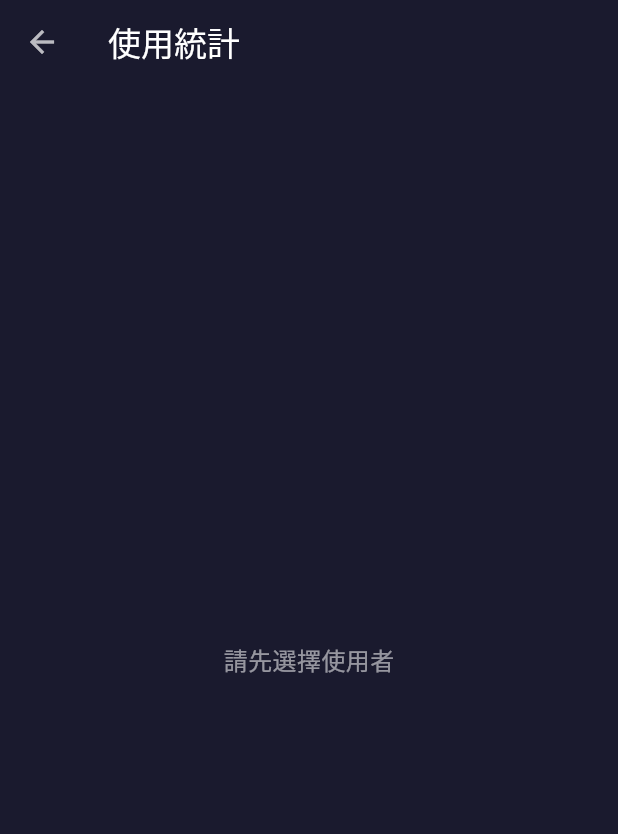
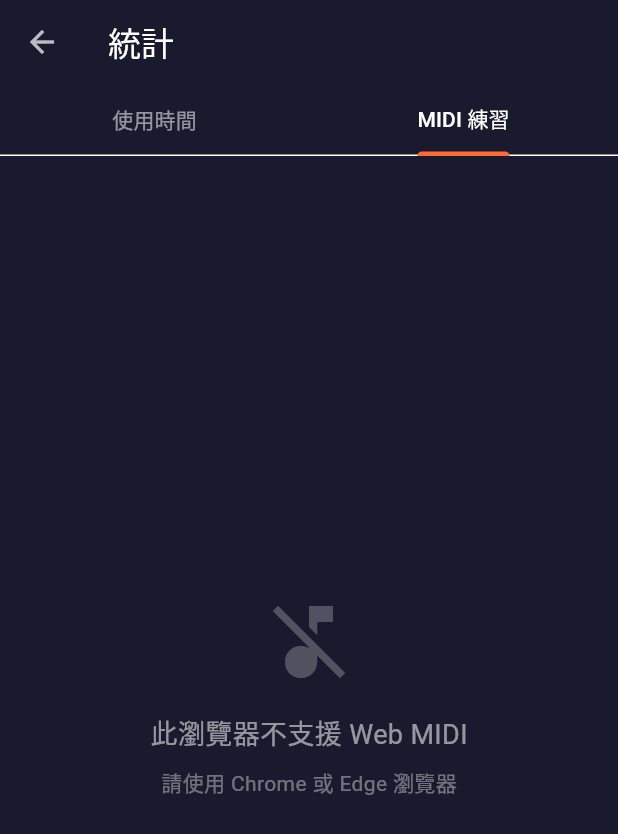
Before and after one commit to ddasdkimo/TempoFlow, a Flutter app: the UsageStatsScreen screen opened directly, on a phone screen of 412 x 824 dp. Shown: the top 834 px of the screen. Run offline on Flutter 3.47's test engine with Material 3 defaults, Android fonts, the phone set to English and light mode, and no system bars; our stand-ins replace audioplayers, flutter_riverpod, shared_preferences, web; missing offline and left inert: dart:js_interop; accounts and stored records are empty.

Commit message:
fix: show tab bar and MIDI status even without active user
Keep the tab structure visible when no user is selected so users
arriving from the MIDI chip can still see connection status and
a prompt to select a user.

Co-Authored-By: Claude Opus 4.6 <noreply@anthropic.com>

```diff
--- a/lib/features/usage/usage_stats_screen.dart
+++ b/lib/features/usage/usage_stats_screen.dart
@@ -40,25 +40,12 @@ class _UsageStatsScreenState extends ConsumerState<UsageStatsScreen>
     final state = asyncState.valueOrNull ?? service.state;
 
     final activeUser = state.activeUser;
-    if (activeUser == null) {
-      return Scaffold(
-        appBar: AppBar(
-          title: const Text('使用統計'),
-          backgroundColor: Colors.transparent,
-          elevation: 0,
-        ),
-        body: const Center(
-          child: Text(
-            '請先選擇使用者',
-            style: TextStyle(fontSize: 16, color: Colors.white54),
-          ),
-        ),
-      );
-    }
 
     return Scaffold(
       appBar: AppBar(
-        title: Text('${activeUser.displayName} 的統計'),
+        title: Text(activeUser != null
+            ? '${activeUser.displayName} 的統計'
+            : '統計'),
         backgroundColor: Colors.transparent,
         elevation: 0,
         bottom: TabBar(
@@ -75,8 +62,12 @@ class _UsageStatsScreenState extends ConsumerState<UsageStatsScreen>
       body: TabBarView(
         controller: _tabController,
         children: [
-          _UsageTimeTab(userId: activeUser.id),
-          _MidiPracticeTab(userId: activeUser.id),
+          activeUser != null
+              ? _UsageTimeTab(userId: activeUser.id)
+              : const _NoUserPlaceholder(),
+          activeUser != null
+              ? _MidiPracticeTab(userId: activeUser.id)
+              : const _MidiNoUserTab(),
         ],
       ),
     );
@@ -466,6 +457,70 @@ class _MidiPracticeTab extends ConsumerWidget {
 }
 
 // =============================================================================
+// No-user placeholders
+// =============================================================================
+
+class _NoUserPlaceholder extends StatelessWidget {
+  const _NoUserPlaceholder();
+
+  @override
+  Widget build(BuildContext context) {
+    return const Center(
+      child: Text(
+        '請先選擇使用者',
+        style: TextStyle(fontSize: 16, color: Colors.white54),
+      ),
+    );
+  }
+}
+
+class _MidiNoUserTab extends ConsumerWidget {
+  const _MidiNoUserTab();
+
+  @override
+  Widget build(BuildContext context, WidgetRef ref) {
+    final practiceService = ref.watch(practiceTrackingServiceProvider);
+    final asyncState = ref.watch(practiceTrackingStateProvider);
+    final state = asyncState.valueOrNull ?? practiceService.state;
+
+    if (state.connectionState == MidiConnectionState.unsupported) {
+      return const Center(
+        child: Column(
+          mainAxisSize: MainAxisSize.min,
+          children: [
+            Icon(Icons.music_off, size: 64, color: Colors.white24),
+            SizedBox(height: 16),
+            Text(
+              '此瀏覽器不支援 Web MIDI',
+              style: TextStyle(fontSize: 18, color: Colors.white54),
+            ),
+            SizedBox(height: 8),
+            Text(
+              '請使用 Chrome 或 Edge 瀏覽器',
+              style: TextStyle(fontSize: 14, color: Colors.white38),
+            ),
+          ],
+        ),
+      );
+    }
+
+    return ListView(
+      padding: const EdgeInsets.all(16),
+      children: [
+        _MidiConnectionStatus(state: state),
+        const SizedBox(height: 32),
+        const Center(
+          child: Text(
+            '請先選擇使用者以開始記錄練習',
+            style: TextStyle(fontSize: 16, color: Colors.white54),
+          ),
+        ),
+      ],
+    );
+  }
+}
+
+// =============================================================================
 // Shared widgets
 // =============================================================================
 
```
